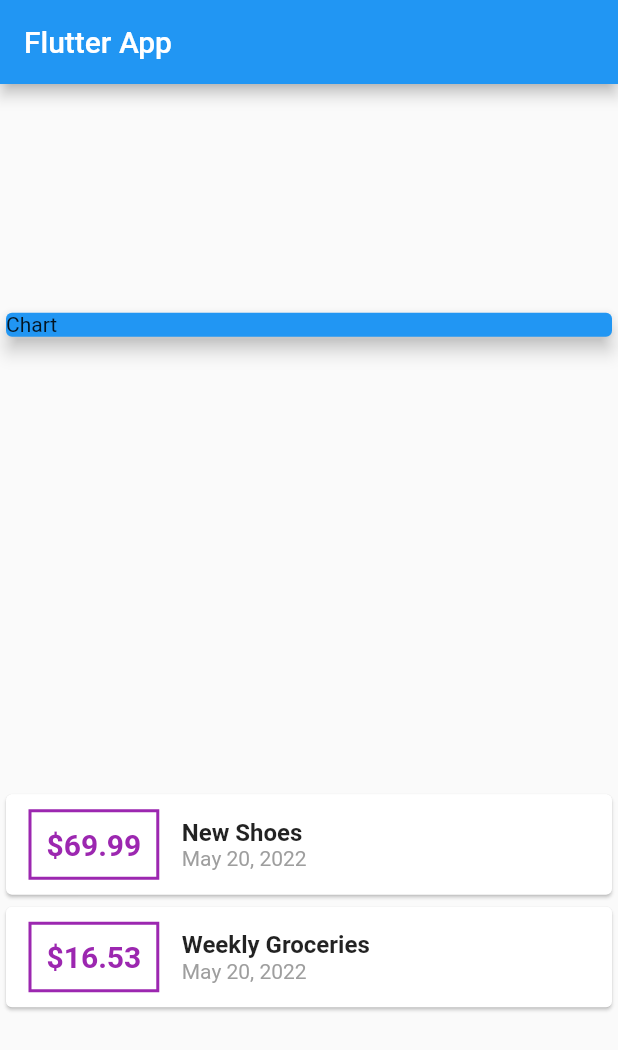
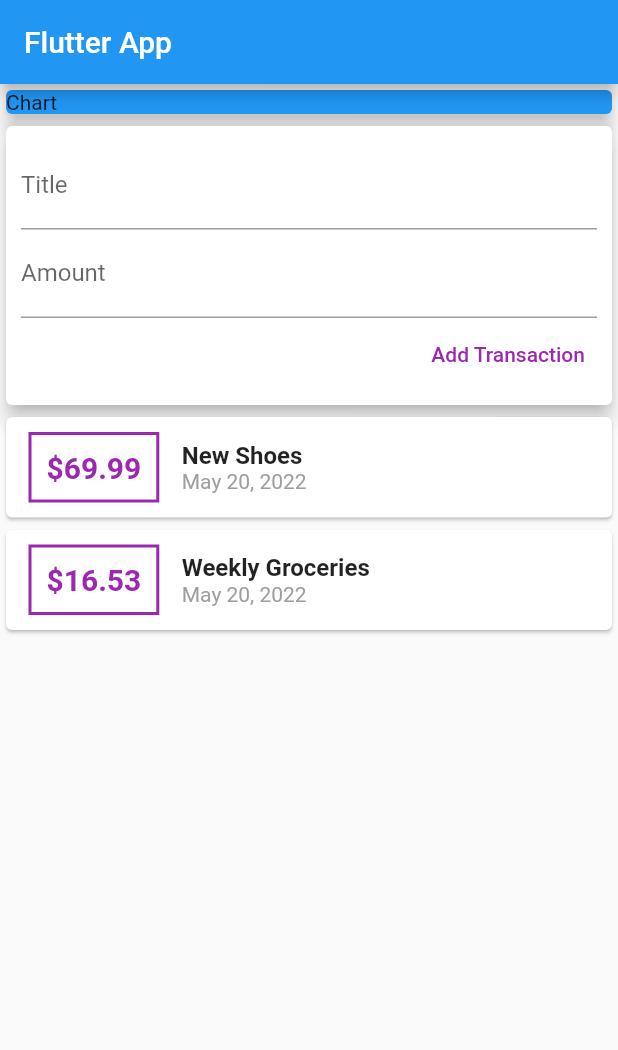
Before and after one commit to polnikovandrey/personal_expenses_app, a Flutter app: the screen it shows after launch, on a phone screen of 412 x 824 dp. Shown: the top 1050 px of the screen. Run offline on Flutter 3.47's test engine with Material 2 defaults, Android fonts, the phone set to English and light mode, and no system bars.

Commit message:
+ basic user input handling (TextField/TextEditingController)

```diff
--- a/lib/main.dart
+++ b/lib/main.dart
@@ -24,6 +24,9 @@ class MyHomePage extends StatelessWidget {
     Transaction(id: 't2', title: 'Weekly Groceries', amount: 16.53, date: DateTime.now()),
   ];
 
+  final titleController = TextEditingController();
+  final amountController = TextEditingController();
+
   MyHomePage({Key? key}) : super(key: key);
 
   @override
@@ -34,7 +37,6 @@ class MyHomePage extends StatelessWidget {
       ),
       body: Column(
         crossAxisAlignment: CrossAxisAlignment.stretch,
-        mainAxisAlignment: MainAxisAlignment.spaceAround,
         children: [
           const SizedBox(
             child: Card(
@@ -43,6 +45,38 @@ class MyHomePage extends StatelessWidget {
               elevation: 5,
             ),
             width: double.infinity,
+          ),
+          Card(
+            elevation: 5,
+            child: Container(
+              padding: const EdgeInsets.all(10),
+              child: Column(
+                crossAxisAlignment: CrossAxisAlignment.end,
+                children: [
+                  TextField(
+                    controller: titleController,
+                    decoration: const InputDecoration(
+                      labelText: 'Title',
+                    ),
+                  ),
+                  TextField(
+                    controller: amountController,
+                    decoration: const InputDecoration(
+                      labelText: 'Amount',
+                    ),
+                  ),
+                  TextButton(
+                    style: TextButton.styleFrom(
+                      primary: Colors.purple,
+                    ),
+                    child: const Text('Add Transaction'),
+                    onPressed: () {
+                      print(titleController.text);
+                    },
+                  ),
+                ],
+              ),
+            ),
           ),
           Column(
             children: transactions.map((transaction) {
```
